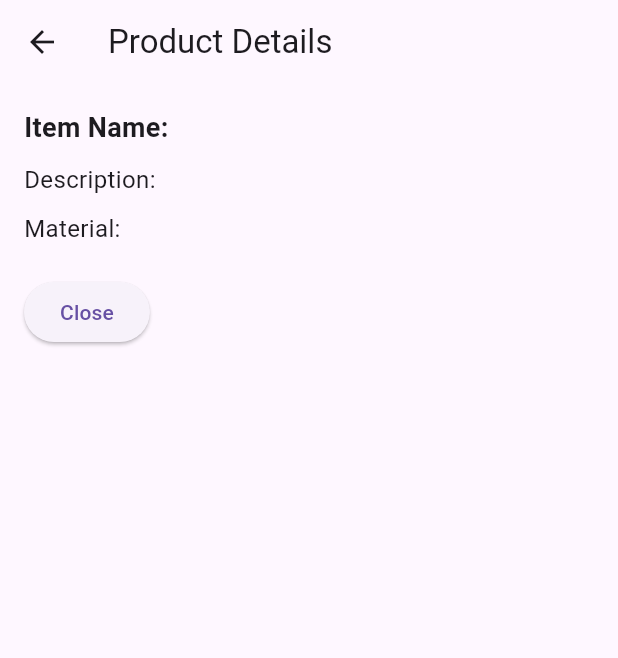
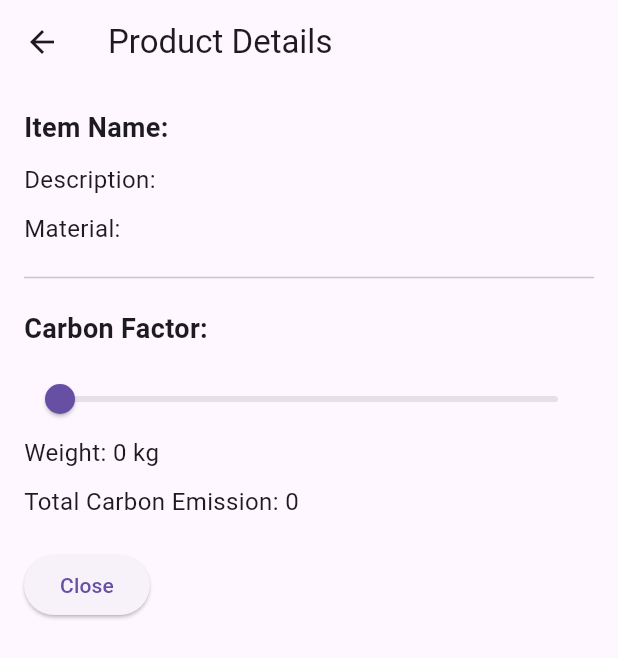
Before and after one commit to TiwariAshuism/submitassignment, a Flutter app: the DetailScreen screen opened directly with empty values, on a phone screen of 412 x 824 dp. Shown: the top 658 px of the screen. Run offline on Flutter 3.47's test engine with Material 3 defaults, Android fonts, the phone set to English and light mode, and no system bars; our stand-ins replace bloc, equatable, fl_chart, flutter_bloc, shared_preferences; accounts and stored records are empty.

Commit message:
final commit

```diff
--- a/lib/bloc/product_bloc.dart
+++ b/lib/bloc/product_bloc.dart
@@ -62,7 +62,11 @@ class ProductBloc extends Bloc<ProductEvent, ProductState> {
   // Save products to shared preferences
   Future<void> _saveProductsToPrefs(List<Product> products) async {
     SharedPreferences prefs = await SharedPreferences.getInstance();
-    String productsJson = jsonEncode(products);
+
+    String productsJson = json.encode(products
+          .map<Map<String, dynamic>>((product) => product.toJson())
+          .toList(),
+    );
     await prefs.setString('products', productsJson);
   }
 
--- a/lib/screens/detailScreen.dart
+++ b/lib/screens/detailScreen.dart
@@ -1,11 +1,18 @@
 import 'package:flutter/material.dart';
+import 'package:myapp/utils/carbonFactor.dart';
 import 'package:myapp/utils/product.dart';
 
-class DetailScreen extends StatelessWidget {
+class DetailScreen extends StatefulWidget {
   final Product product; // Product object to display details for
 
-  DetailScreen({required this.product}); // Constructor to initialize product
+  DetailScreen({required this.product});
+  @override
+  State<DetailScreen> createState() => _DetailScreenState();
+}
 
+class _DetailScreenState extends State<DetailScreen> {
+  // Constructor to initialize product
+  double _value = 0.0;
   @override
   Widget build(BuildContext context) {
     return Scaffold(
@@ -19,23 +26,55 @@ class DetailScreen extends StatelessWidget {
           children: [
             // Display item name with bold font
             Text(
-              'Item Name: ${product.itemName}',
+              'Item Name: ${widget.product.itemName}',
               style: TextStyle(fontSize: 18, fontWeight: FontWeight.bold),
             ),
             SizedBox(height: 10), // Vertical spacing
             // Display description
             Text(
-              'Description: ${product.description}',
+              'Description: ${widget.product.description}',
               style: TextStyle(fontSize: 16),
             ),
             SizedBox(height: 10), // Vertical spacing
             // Display material
             Text(
-              'Material: ${product.material}',
+              'Material: ${widget.product.material}',
               style: TextStyle(fontSize: 16),
             ),
             SizedBox(height: 20), // Vertical spacing
             // Button to close the screen
+            Divider(
+              height: 2,
+            ),
+            SizedBox(height: 20),
+            Text(
+              'Carbon Factor:',
+              style: TextStyle(fontSize: 18, fontWeight: FontWeight.bold),
+            ),
+            SizedBox(height: 10), // Vertical spacing
+            // Display description
+            Slider(
+              label: "weight",
+              value: _value,
+              min: 0.0,
+              max: 100.0,
+              onChanged: (double newValue) {
+                setState(() {
+                  _value = newValue;
+                });
+              },
+            ),
+            Text(
+              'Weight: ${_value.toInt()} kg',
+              style: TextStyle(fontSize: 16),
+            ),
+            SizedBox(height: 10), // Vertical spacing
+            // Display description
+            Text(
+              'Total Carbon Emission: ${calculateCarbonFootprint(widget.product.itemName, _value).toInt()}',
+              style: TextStyle(fontSize: 16),
+            ),
+            SizedBox(height: 20),
             ElevatedButton(
               onPressed: () {
                 Navigator.pop(context); // Navigate back to the previous screen
--- a/lib/screens/editProductScreen.dart
+++ b/lib/screens/editProductScreen.dart
@@ -35,7 +35,8 @@ class EditProductScreen extends StatelessWidget {
             // Text field for item name
             TextField(
               controller: itemNameController,
-              decoration: InputDecoration(labelText: 'Item Name'),
+              decoration: InputDecoration(labelText: 'Item Name (read Only)'),
+              readOnly: true,
             ),
             // Text field for description
             TextField(
--- a/lib/utils/product.dart
+++ b/lib/utils/product.dart
@@ -1,8 +1,8 @@
 // Class representing a product
 class Product {
-  final String itemName; // Name of the item
-  final String description; // Description of the item
-  final String material; // Material of the item
+   String itemName; // Name of the item
+   String description; // Description of the item
+   String material; // Material of the item
 
   // Constructor
   Product({
```
Also changed, not shown: lib/screens/addProductScreen.dart (+33 -6 lines), pubspec.lock, 21 other files.
